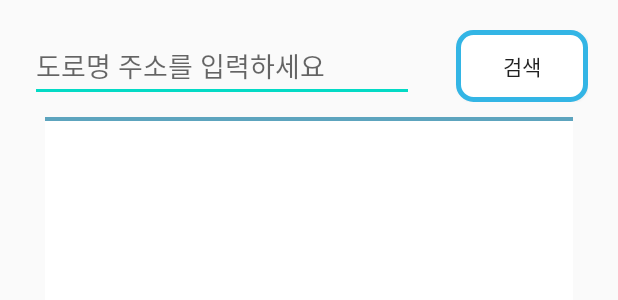
After one commit to team-MMM/MMMMeeting, an Android app: the layout activity_search_address.xml on its own in the app's theme, with its tools: preview values and no code run, on a phone screen of 412 x 824 dp. The commit adds this screen. Shown: the top 300 px of the screen. Run offline under Robolectric (Android 15) with nearby library versions, the phone set to English and light mode, and no system bars.

Commit message:
search rnAdres

```diff
--- /dev/null
+++ b/app/src/main/res/drawable/line_top.xml
@@ -0,0 +1,14 @@
+<?xml version="1.0" encoding="utf-8"?>
+<layer-list xmlns:android="http://schemas.android.com/apk/res/android">
+    <item>
+        <shape android:shape="rectangle">
+            <solid android:color="@color/colorPrimaryDark"/>
+        </shape>
+    </item>
+
+    <item   android:top="3sp">
+        <shape android:shape="rectangle">
+            <solid android:color="#FFFFFF"/>
+        </shape>
+    </item>
+</layer-list>
--- /dev/null
+++ b/app/src/main/res/layout/activity_search_address.xml
@@ -0,0 +1,42 @@
+<?xml version="1.0" encoding="utf-8"?>
+<LinearLayout xmlns:android="http://schemas.android.com/apk/res/android"
+    xmlns:app="http://schemas.android.com/apk/res-auto"
+    xmlns:tools="http://schemas.android.com/tools"
+    android:layout_width="match_parent"
+    android:layout_height="match_parent"
+    android:layout_margin="20sp"
+    android:orientation="vertical"
+    tools:context=".activity.SearchAddressActivity">
+
+    <RelativeLayout
+        android:layout_width="match_parent"
+        android:layout_height="wrap_content">
+
+        <EditText
+            android:id="@+id/editAddress"
+            android:layout_width="wrap_content"
+            android:layout_height="wrap_content"
+            android:ems="12"
+            android:layout_marginRight="10sp"
+            android:hint="도로명 주소를 입력하세요"
+            />
+
+        <Button
+            android:id="@+id/getAddress"
+            android:layout_width="wrap_content"
+            android:layout_height="wrap_content"
+            android:text="검색"
+            android:layout_alignParentRight="true"
+            android:background="@drawable/button_shape"
+            />
+
+    </RelativeLayout>
+
+    <TextView
+        android:id="@+id/Addressresult"
+        android:layout_margin="10sp"
+        android:background="@drawable/line_top"
+        android:layout_width="match_parent"
+        android:layout_height="match_parent"/>
+
+</LinearLayout>
```
Also changed, not shown: app/src/main/AndroidManifest.xml (+6 -3 lines), app/src/main/java/com/example/mmmmeeting/activity/MemberInitActivity.java (+6 -2 lines), app/src/main/java/com/example/mmmmeeting/activity/SearchAddressActivity.java (added, +165 -0 lines), app/src/main/res/layout/activity_edit_info.xml (+27 -24 lines).
